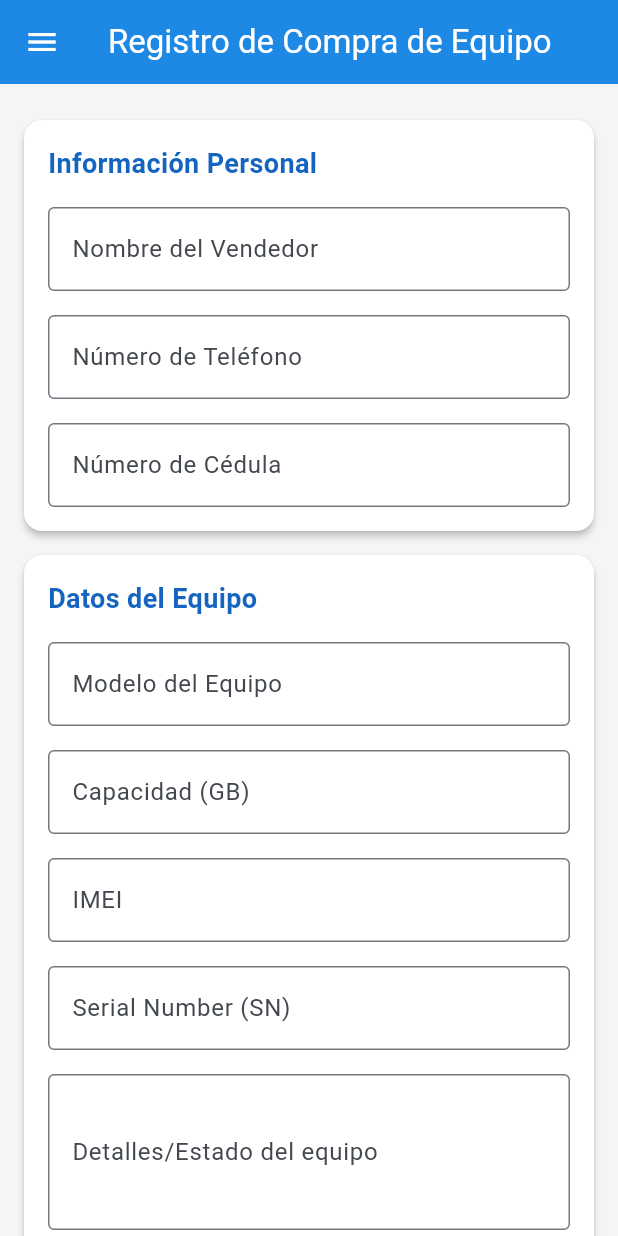
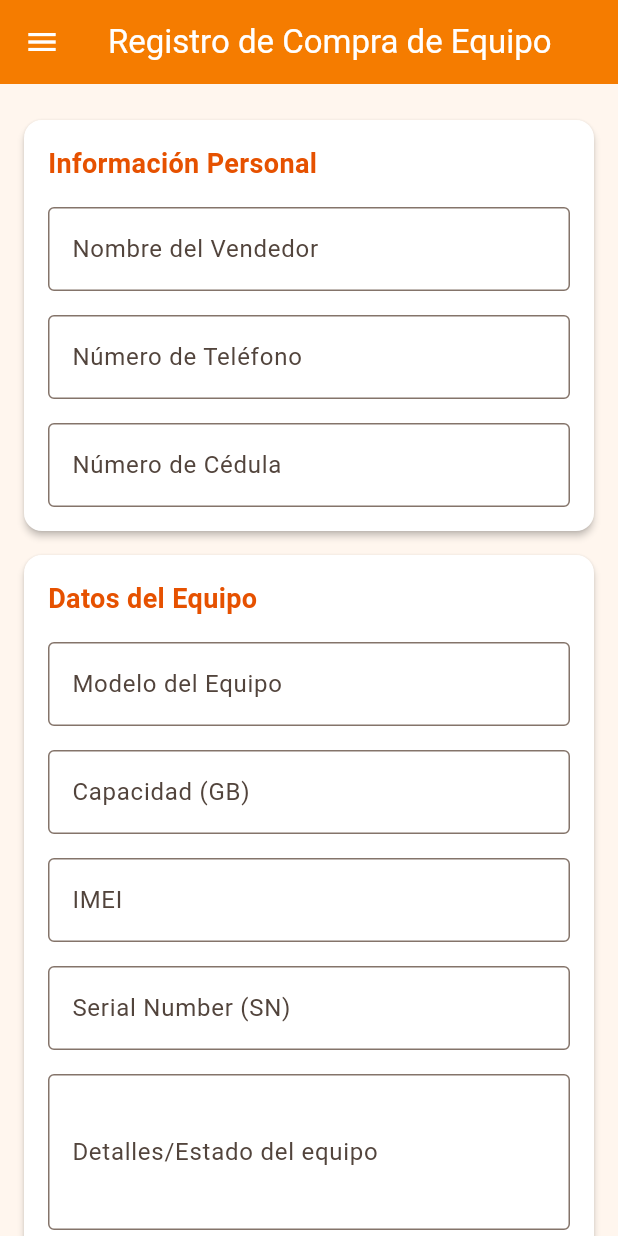
Before and after one commit to Maple-276/celphones_data_shop, a Flutter app: the MainLayoutScreen screen opened directly, on a phone screen of 412 x 824 dp. Run offline on Flutter 3.47's test engine with Material 3 defaults, Android fonts, the phone set to English and light mode, and no system bars; our stand-ins replace image_picker, signature.

Commit message:
refactor(theme): Actualizar colores de app y config de iOS
Ajuste de paleta de colores en el core y actualización de permisos en Info.plist.

```diff
--- a/lib/core/theme/app_colors.dart
+++ b/lib/core/theme/app_colors.dart
@@ -1,13 +1,13 @@
 import 'package:flutter/material.dart';
 
 class AppColors {
-  static const Color primary = Color(0xFF1E88E5);
-  static const Color primaryDark = Color(0xFF1565C0);
-  static const Color accent = Color(0xFFFFB300);
-  static const Color background = Color(0xFFF5F5F5);
+  static const Color primary = Color(0xFFF57C00); // naranja cálido
+  static const Color primaryDark = Color(0xFFE65100); // naranja profundo
+  static const Color accent = Color(0xFFFFB300); // ámbar
+  static const Color background = Color(0xFFFFF6EE); // crema cálido
   static const Color surface = Colors.white;
-  static const Color textPrimary = Color(0xFF212121);
-  static const Color textSecondary = Color(0xFF757575);
+  static const Color textPrimary = Color(0xFF3E2723); // marrón oscuro
+  static const Color textSecondary = Color(0xFF8D6E63); // marrón suave
   static const Color error = Color(0xFFD32F2F);
-  static const Color success = Color(0xFF388E3C);
+  static const Color success = Color(0xFF43A047);
 }
```
Also changed, not shown: 1 other file.
